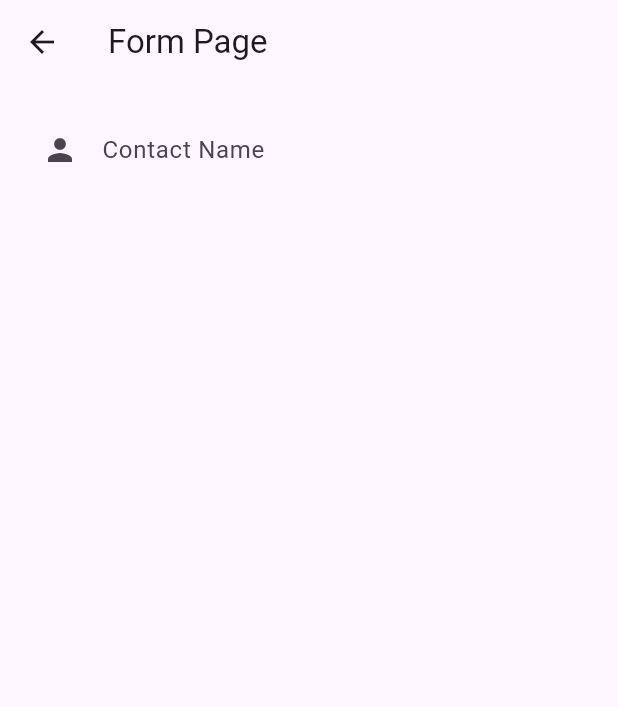
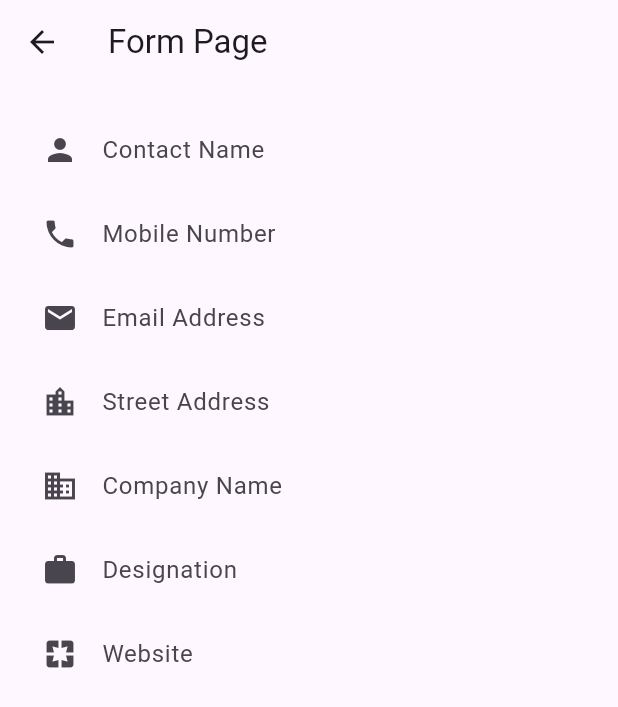
Before and after one commit to protoncodecoin/virtual_card, a Flutter app: the FormPage screen opened directly with empty values, on a phone screen of 412 x 824 dp. Shown: the top 707 px of the screen. Run offline on Flutter 3.47's test engine with Material 3 defaults, Android fonts, the phone set to English and light mode, and no system bars; our stand-ins replace flutter_easyloading, go_router, image_picker; missing offline and left inert: google_mlkit_text_recognition.

Commit message:
build form page

```diff
--- a/lib/pages/form_page.dart
+++ b/lib/pages/form_page.dart
@@ -15,7 +15,7 @@ class FormPage extends StatefulWidget {
 class _FormPageState extends State<FormPage> {
   final _formkey = GlobalKey<FormState>();
   final _nameController = TextEditingController();
-  final _mobieController = TextEditingController();
+  final _mobileController = TextEditingController();
   final _addressController = TextEditingController();
   final _emailController = TextEditingController();
   final _companyController = TextEditingController();
@@ -25,7 +25,7 @@ class _FormPageState extends State<FormPage> {
   @override
   void initState() {
     _nameController.text = widget.contactModel.name;
-    _mobieController.text = widget.contactModel.mobile;
+    _mobileController.text = widget.contactModel.mobile;
     _addressController.text = widget.contactModel.address;
     _emailController.text = widget.contactModel.email;
     _companyController.text = widget.contactModel.company;
@@ -37,7 +37,7 @@ class _FormPageState extends State<FormPage> {
   @override
   void dispose() {
     _nameController.dispose();
-    _mobieController.dispose();
+    _mobileController.dispose();
     _addressController.dispose();
     _emailController.dispose();
     _companyController.dispose();
@@ -71,7 +71,82 @@ class _FormPageState extends State<FormPage> {
                 }
                 return null;
               },
-            )
+            ),
+            TextFormField(
+              keyboardType: TextInputType.phone,
+              controller: _mobileController,
+              decoration: const InputDecoration(
+                labelText: "Mobile Number",
+                prefixIcon: Icon(Icons.phone),
+                border: InputBorder.none,
+              ),
+              validator: (value) {
+                if (value == null || value.isEmpty) {
+                  return emptyFieldErrorMsg;
+                }
+                return null;
+              },
+            ),
+            TextFormField(
+              keyboardType: TextInputType.emailAddress,
+              controller: _emailController,
+              decoration: const InputDecoration(
+                labelText: "Email Address",
+                prefixIcon: Icon(Icons.email),
+                border: InputBorder.none,
+              ),
+              validator: (value) {
+                return null;
+              },
+            ),
+            TextFormField(
+              keyboardType: TextInputType.text,
+              controller: _addressController,
+              decoration: const InputDecoration(
+                labelText: "Street Address",
+                prefixIcon: Icon(Icons.location_city),
+                border: InputBorder.none,
+              ),
+              validator: (value) {
+                return null;
+              },
+            ),
+            TextFormField(
+              keyboardType: TextInputType.text,
+              controller: _companyController,
+              decoration: const InputDecoration(
+                labelText: "Company Name",
+                prefixIcon: Icon(Icons.business),
+                border: InputBorder.none,
+              ),
+              validator: (value) {
+                return null;
+              },
+            ),
+            TextFormField(
+              keyboardType: TextInputType.text,
+              controller: _designationController,
+              decoration: const InputDecoration(
+                labelText: "Designation",
+                prefixIcon: Icon(Icons.work),
+                border: InputBorder.none,
+              ),
+              validator: (value) {
+                return null;
+              },
+            ),
+            TextFormField(
+              keyboardType: TextInputType.text,
+              controller: _webController,
+              decoration: const InputDecoration(
+                labelText: "Website",
+                prefixIcon: Icon(Icons.pages),
+                border: InputBorder.none,
+              ),
+              validator: (value) {
+                return null;
+              },
+            ),
           ],
         ),
       ),
--- a/lib/pages/scan_page.dart
+++ b/lib/pages/scan_page.dart
@@ -5,7 +5,6 @@ import 'package:flutter_easyloading/flutter_easyloading.dart';
 import 'package:go_router/go_router.dart';
 import 'package:google_mlkit_text_recognition/google_mlkit_text_recognition.dart';
 import 'package:image_picker/image_picker.dart';
-import 'package:virtual_card/main.dart';
 import 'package:virtual_card/models/contact_model.dart';
 import 'package:virtual_card/pages/form_page.dart';
 import 'package:virtual_card/utils/constants.dart';
```
